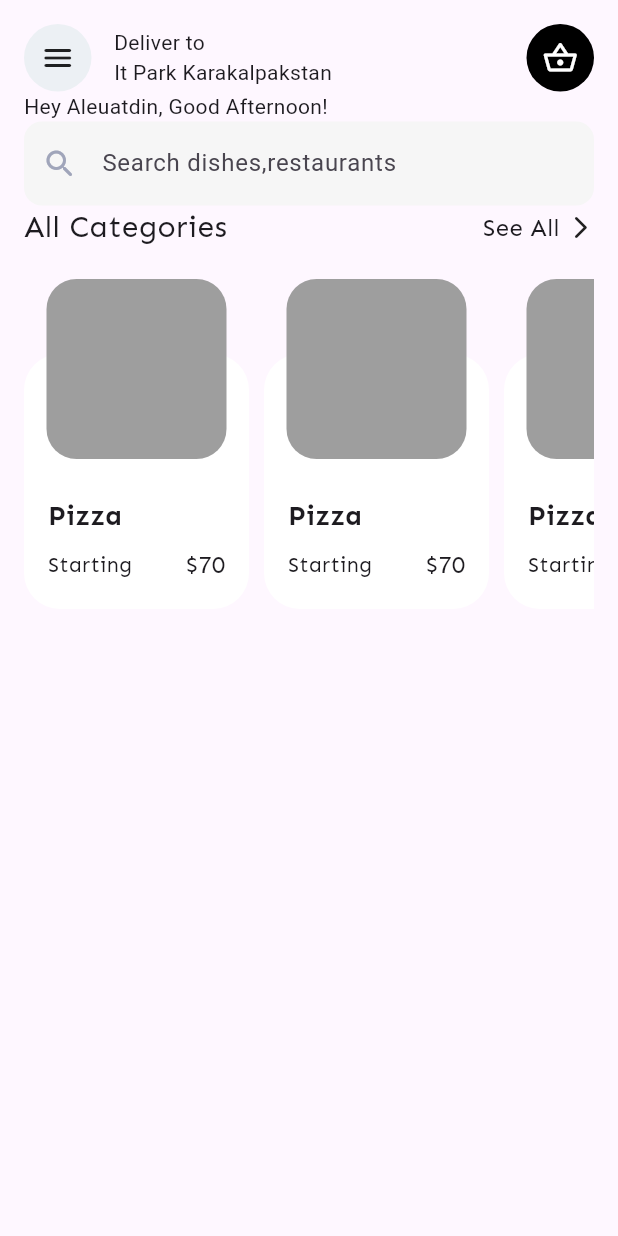
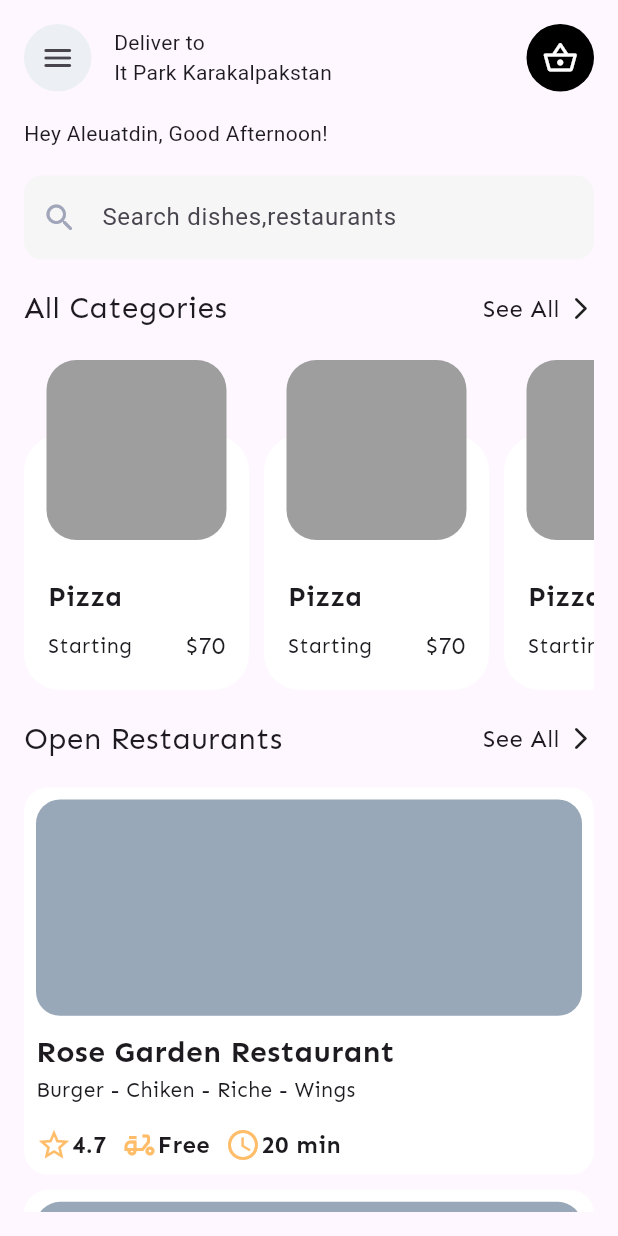
Before and after one commit to aleuatdinjaksilikov/Food-Delivery-App-UI-on-Flutter, a Flutter app: the HomePage screen opened by its route, on a phone screen of 412 x 824 dp. Run offline on Flutter 3.47's test engine with Material 3 defaults, Android fonts, the phone set to English and light mode, and no system bars; our stand-ins replace device_preview, flutter_svg, geolocator, go_router.

Commit message:
added cards: Restaurant and Category and added App constants,export files in chapter folders

```diff
--- /dev/null
+++ b/lib/core/constants/app_colors.dart
@@ -0,0 +1,36 @@
+import 'package:flutter/material.dart';
+
+class AppColors {
+  AppColors._(); // приватный конструктор — класс нельзя инстанцировать
+
+  // ---- Базовые ----
+  static const Color white = Colors.white;
+  static const Color black = Colors.black;
+
+  // ---- Primary / Accent ----
+  // подставь свой брендовый цвет, сейчас это просто плейсхолдер
+  static const Color primary = Color(0xFFFF7622);
+  static const Color primaryLight = Color(0xFFFFE1CC);
+
+  // ---- Фон / поверхности ----
+  static const Color scaffoldBackground = Colors.white;
+  static const Color surface = Color(0xFFF6F6F6);       // fillColor у поиска
+  static const Color iconBackground = Color(0xFFECF0F4); // фон круглых кнопок (меню)
+
+  // ---- Текст ----
+  static const Color textPrimary = Color(0xFF32343E);
+  static const Color textSecondary = Color(0xFFA0A5BA);  // hint text, иконка поиска
+  static const Color textDisabled = Color(0xFFC1C3CC);
+
+  // ---- Границы / разделители ----
+  static const Color border = Color(0xFFECF0F4);
+  static const Color divider = Color(0xFFE8E8E8);
+
+  // ---- Статусы ----
+  static const Color success = Color(0xFF2ED573);
+  static const Color error = Color(0xFFFF5C5C);
+  static const Color warning = Color(0xFFFFB020);
+
+  // ---- Рейтинг / звёзды (частый кейс в food delivery UI) ----
+  static const Color rating = Color(0xFFFFC529);
+}
--- /dev/null
+++ b/lib/core/constants/app_dimensions.dart
@@ -0,0 +1,33 @@
+class AppDimensions {
+  AppDimensions._();
+
+  static const double kSectionGap = 18;
+
+  // ---- Spacing / gaps между секциями ----
+  static const double spaceXXS = 4;
+  static const double spaceXS = 8;
+  static const double spaceS = 12;
+  static const double spaceM = 16;
+  static const double spaceL = 20;
+  static const double spaceXL = 24;
+  static const double spaceXXL = 32;
+
+  // ---- Отступы экрана ----
+  static const double screenPadding = 16;
+
+  // ---- Радиусы скругления ----
+  static const double radiusS = 8;
+  static const double radiusM = 12;
+  static const double radiusL = 16;
+  static const double radiusCircle = 100;
+
+  // ---- Размеры конкретных элементов ----
+  static const double iconButtonSize = 45; // круглые кнопки (меню, корзина)
+  static const double categoryCardHeight = 220;
+  static const double restaurantCardHeight = 220;
+  static const double restaurantCardWidth = 280;
+
+  // ---- Иконки ----
+  static const double iconS = 18;
+  static const double iconM = 24;
+}
--- /dev/null
+++ b/lib/core/constants/constants.dart
@@ -0,0 +1,2 @@
+export 'app_colors.dart';
+export 'app_dimensions.dart';
--- /dev/null
+++ b/lib/core/core.dart
@@ -0,0 +1,2 @@
+export 'constants/constants.dart';
+export 'navigation/navigation.dart';
--- /dev/null
+++ b/lib/core/navigation/navigation.dart
@@ -0,0 +1,2 @@
+export 'app_route.dart';
+export 'routes.dart';
--- a/lib/presentation/home/home_page.dart
+++ b/lib/presentation/home/home_page.dart
@@ -1,26 +1,112 @@
 import 'package:flutter/material.dart';
+import 'package:food_delivery_app_ui/core/constants/app_dimensions.dart';
 import 'package:food_delivery_app_ui/core/navigation/navigation_extension.dart';
 import 'package:food_delivery_app_ui/presentation/home/shared/category_card.dart';
+import 'package:food_delivery_app_ui/presentation/home/shared/restaurant_card.dart';
 
-class HomePage extends StatelessWidget {
+class HomePage extends StatefulWidget {
   const HomePage({super.key});
 
   @override
+  State<HomePage> createState() => _HomePageState();
+}
+
+class _HomePageState extends State<HomePage> {
+  final GlobalKey<ScaffoldState> _scaffoldKey = GlobalKey<ScaffoldState>();
+  @override
   Widget build(BuildContext context) {
     return Scaffold(
+      key: _scaffoldKey,
+      drawer: Drawer(
+        child: ListView(
+          padding: EdgeInsets.zero,
+          children: [
+            const DrawerHeader(
+              decoration: BoxDecoration(color: Colors.blue),
+              child: Text('Drawer Header'),
+            ),
+            ListTile(
+              title: const Text('Item 1'),
+              onTap: () {
+                // Update the state of the app.
+                // ...
+              },
+            ),
+            ListTile(
+              title: const Text('Item 2'),
+              onTap: () {
+                // Update the state of the app.
+                // ...
+              },
+            ),
+          ],
+        ),
+      ),
       body: SafeArea(
         child: Padding(
           padding: const EdgeInsets.all(16.0),
           child: CustomScrollView(
             slivers: [
               homeApp(),
+              sectionGap(),
               SliverToBoxAdapter(child: Text("Hey Aleuatdin, Good Afternoon!")),
+              sectionGap(),
               searchSection(context),
-              SliverToBoxAdapter(
+              sectionGap(),
+              categoriesSection(),
+              sectionGap(),
+              restaurantsSectionTitle(),
+              sectionGap(),
+              restaurantsList(),
+            ],
+          ),
+        ),
+      ),
+    );
+  }
+
+  SliverList restaurantsList() {
+    return SliverList.separated(
+      itemBuilder: (context, index) {
+        return RestaurantCard();
+      },
+      separatorBuilder: ((context, index) => const SizedBox(height: 10)),
+      itemCount: 5,
+    );
+  }
+
+  SliverToBoxAdapter restaurantsSectionTitle() {
+    return SliverToBoxAdapter(
+      child: Row(
+        children: [
+          Text(
+            "Open Restaurants",
+            style: TextStyle(fontSize: 20, fontFamily: "sen"),
+          ),
+          Spacer(),
+          InkWell(
+            onTap: () {},
+            child: Row(
+              children: [
+                Text(
+                  "See All",
+                  style: TextStyle(fontSize: 16, fontFamily: "sen"),
+                ),
+                SizedBox(width: 5),
+                Icon(Icons.arrow_forward_ios_rounded, size: 18),
+              ],
+            ),
+          ),
+        ],
+      ),
+    );
+  }
+
+  SliverToBoxAdapter categoriesSection() {
+    return SliverToBoxAdapter(
       child: Column(
         children: [
           Row(
-                      mainAxisAlignment: .spaceBetween,
             children: [
               Text(
                 "All Categories",
@@ -33,10 +119,7 @@ class HomePage extends StatelessWidget {
                   children: [
                     Text(
                       "See All",
-                                style: TextStyle(
-                                  fontSize: 16,
-                                  fontFamily: "sen",
-                                ),
+                      style: TextStyle(fontSize: 16, fontFamily: "sen"),
                     ),
                     SizedBox(width: 5),
                     Icon(Icons.arrow_forward_ios_rounded, size: 18),
@@ -48,9 +131,9 @@ class HomePage extends StatelessWidget {
 
           const SizedBox(height: 20),
           SizedBox(
-                      height : 220,
+            height: 220,
             child: ListView.separated(
-                        separatorBuilder: (context, index) => SizedBox(width: 10,),
+              separatorBuilder: (context, index) => SizedBox(width: 10),
               scrollDirection: .horizontal,
               itemCount: 10,
               itemBuilder: (context, index) {
@@ -59,11 +142,6 @@ class HomePage extends StatelessWidget {
             ),
           ),
         ],
-                ),
-              ),
-            ],
-          ),
-        ),
       ),
     );
   }
@@ -93,10 +171,11 @@ class HomePage extends StatelessWidget {
         mainAxisAlignment: .spaceBetween,
         children: [
           Container(
+            alignment: Alignment.center,
             height: 45,
             width: 45,
             decoration: BoxDecoration(color: Color(0xFFECF0F4), shape: .circle),
-            child: Icon(Icons.menu_rounded),
+            child: IconButton(icon: Icon(Icons.menu_rounded),onPressed: () =>  _scaffoldKey.currentState?.openDrawer(),),
           ),
           SizedBox(width: 15),
           Column(
@@ -105,6 +184,7 @@ class HomePage extends StatelessWidget {
           ),
           Spacer(),
           Container(
+            alignment: Alignment.center,
             height: 45,
             width: 45,
             decoration: BoxDecoration(color: Colors.black, shape: .circle),
@@ -114,4 +194,7 @@ class HomePage extends StatelessWidget {
       ),
     );
   }
+
+  SliverToBoxAdapter sectionGap([double height = AppDimensions.kSectionGap]) =>
+      SliverToBoxAdapter(child: SizedBox(height: height));
 }
--- /dev/null
+++ b/lib/presentation/home/shared/restaurant_card.dart
@@ -0,0 +1,48 @@
+import 'package:flutter/material.dart';
+import '../../../core/core.dart';
+
+class RestaurantCard extends StatelessWidget {
+  const RestaurantCard({super.key});
+
+  @override
+  Widget build(BuildContext context) {
+    return Container(
+      decoration: BoxDecoration(
+        color: Colors.white,
+        borderRadius: BorderRadius.circular(AppDimensions.radiusL)
+      ),
+      child: Padding(
+        padding: const EdgeInsets.all(8.0),
+        child: Column(
+          crossAxisAlignment: .start,
+          children: [
+            Container(
+              height: MediaQuery.of(context).size.width * 0.35,
+              width: MediaQuery.of(context).size.width * 0.9,
+              decoration: BoxDecoration(
+                color: Color(0xFF98A8B8),
+                borderRadius: BorderRadius.circular(AppDimensions.radiusL)
+              ),
+            ),
+            SizedBox(height: 10,),
+            Text("Rose Garden Restaurant",style: TextStyle(fontSize: 20,fontWeight: .bold,fontFamily: "sen"),),
+            Text("Burger - Chiken - Riche - Wings ",style: TextStyle(fontSize: 14,fontFamily: "sen"),),
+            SizedBox(height: 15,),
+            Row(
+              children: [
+                Icon(Icons.star_border,color: Color(0xFFFFBD69),),
+                Text("4.7",style: TextStyle(fontSize: 16,fontWeight: .bold,fontFamily: "sen"),),
+                SizedBox(width: 10,),
+                Icon(Icons.delivery_dining_outlined,color: Color(0xFFFFBD69),),
+                Text("Free",style: TextStyle(fontSize: 16,fontWeight: .bold,fontFamily: "sen"),),
+                SizedBox(width: 10,),
+                Icon(Icons.access_time,color: Color(0xFFFFBD69),),
+                Text("20 min",style: TextStyle(fontSize: 16,fontWeight: .bold,fontFamily: "sen"),),
+              ],
+            )
+          ],
+        ),
+      ),
+    );
+  }
+}
```
Also changed, not shown: pubspec.lock. Lines whose indentation alone changed are shown as unchanged.
